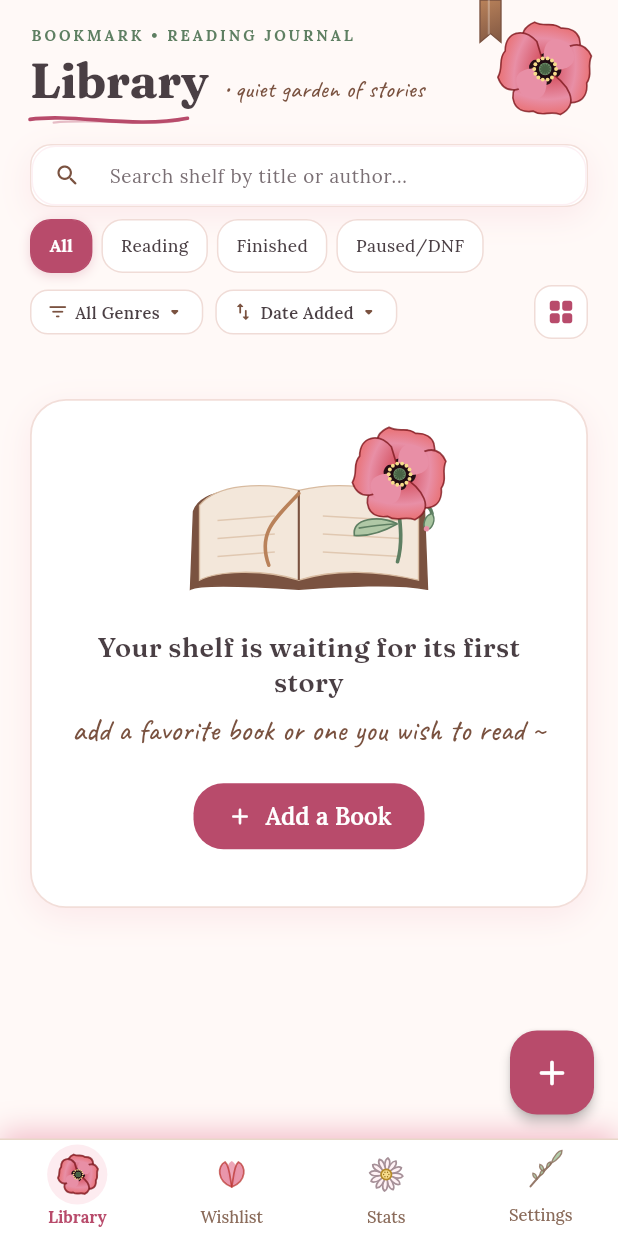
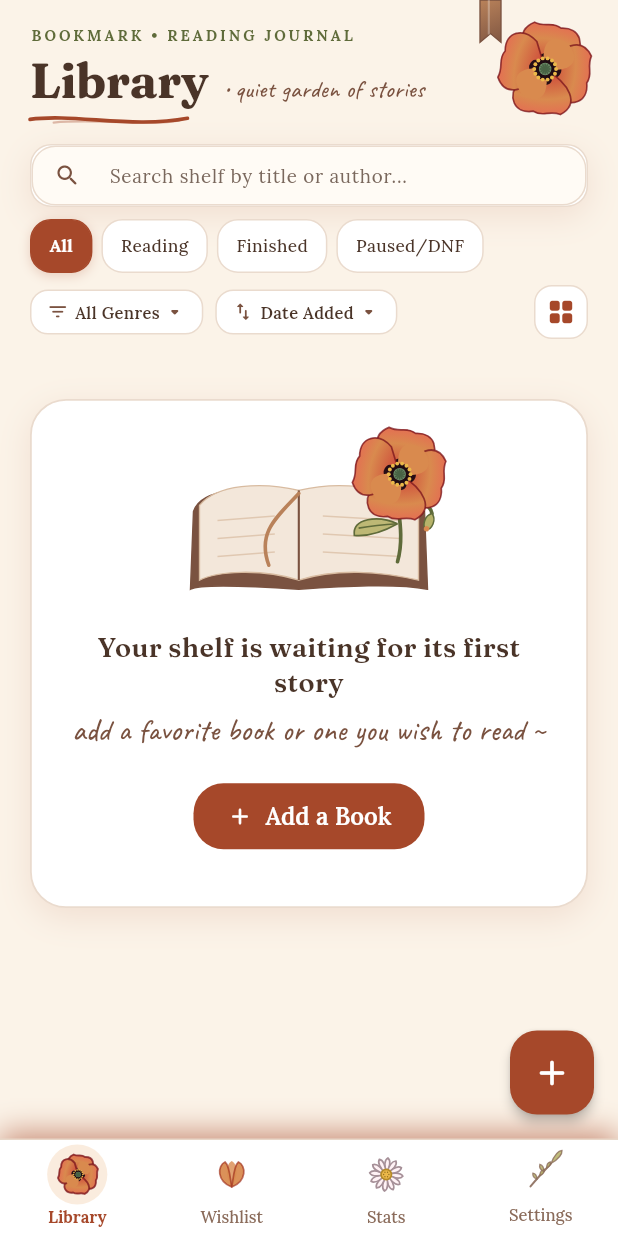
Before and after one commit to shivamboda/bookmark, a Flutter app: the screen it shows after launch, on a phone screen of 412 x 824 dp. Run offline on Flutter 3.47's test engine with Material 3 defaults, Android fonts, the phone set to English and light mode, and no system bars; our stand-ins replace fl_chart, flutter_riverpod, google_fonts, hive_ce_flutter, image_picker, web; missing offline and left inert: dart:js_interop; accounts and stored records are empty.

Commit message:
feat(theme): swap Poppy Blush palette for Autumn theme across app and web metadata

```diff
--- a/lib/core/theme/app_theme.dart
+++ b/lib/core/theme/app_theme.dart
@@ -206,7 +206,7 @@ class AppTheme {
         shape: RoundedRectangleBorder(
           borderRadius: BorderRadius.circular(20),
           side: BorderSide(
-            color: isDark ? const Color(0x22FFFFFF) : const Color(0x33F8C8D4),
+            color: isDark ? const Color(0x22FFFFFF) : FloralPalette.cardBorder,
             width: 1.0,
           ),
         ),
@@ -241,13 +241,13 @@ class AppTheme {
         border: OutlineInputBorder(
           borderRadius: BorderRadius.circular(16),
           borderSide: BorderSide(
-            color: isDark ? const Color(0x33FFFFFF) : const Color(0x44F8C8D4),
+            color: isDark ? const Color(0x33FFFFFF) : FloralPalette.cardBorder,
           ),
         ),
         enabledBorder: OutlineInputBorder(
           borderRadius: BorderRadius.circular(16),
           borderSide: BorderSide(
-            color: isDark ? const Color(0x33FFFFFF) : const Color(0x44F8C8D4),
+            color: isDark ? const Color(0x33FFFFFF) : FloralPalette.cardBorder,
           ),
         ),
         focusedBorder: OutlineInputBorder(
--- a/lib/core/theme/palette.dart
+++ b/lib/core/theme/palette.dart
@@ -2,41 +2,48 @@ import 'package:flutter/material.dart';
 
 /// Central color palette definitions for "Bookmark".
 ///
-/// Designed with a soft, romantic botanical journal aesthetic:
-/// creamy paper textures, delicate line-art doodles, gentle pops of poppy red,
-/// and warm brown accents (~10-15% supporting warmth).
+/// Autumn Botanical Journal Theme:
+/// warm parchment papers (#FBF3E8), soft cream cards (#FFFBF5),
+/// rich apricot & pumpkin accents (#F2C9A0, #D98A4E), rust buttons (#A6482A),
+/// poppy ember signature (#C8402A), olive sage leaves (#B7B36A),
+/// moss stems (#5F6B3A), dusty mauve wishlist (#E3C6D0),
+/// golden amber highlights (#EBB84A), and deep espresso body text (#4A3428).
 class FloralPalette {
   FloralPalette._();
 
-  // Signature Core Colors (Blush Pink remains the lead)
-  static const Color blushPink = Color(0xFFF8C8D4);
-  static const Color rosePetal = Color(0xFFE88FA6);
-  static const Color deepRose = Color(0xFFB84B6B); // High-contrast rose for buttons & text (passes 4.5:1 WCAG)
-  static const Color poppyRed = Color(0xFFE2483D);
-  static const Color poppyRedDark = Color(0xFFB3261E);
-  static const Color petalWhite = Color(0xFFFFF9F7); // Warm cream paper background
-  static const Color softIvory = Color(0xFFFFFFFF); // Card surfaces
-  static const Color sageGreen = Color(0xFFA9C5A0);
-  static const Color sageGreenDark = Color(0xFF3E5A41);
-  static const Color deepForestGreen = Color(0xFF5E7F62);
-  static const Color lavenderMist = Color(0xFFD9CCF0);
-  static const Color lavenderDark = Color(0xFF5A447E);
-  static const Color buttercupYellow = Color(0xFFF7DC8B);
-  static const Color buttercupDark = Color(0xFF7A5C14);
-  static const Color buttercupGold = Color(0xFFC68A00); // Deeper buttercup gold for stars (contrasts cleanly on white)
-  static const Color unratedText = Color(0xFF756A70); // High readability unrated caption
-  static const Color warmCharcoal = Color(0xFF4A3F44); // Body text (retained as default)
-  static const Color mutedCharcoal = Color(0xFF7A6F74); // Subtitle / secondary text
+  // Signature Core Colors (Autumn Theme)
+  static const Color blushPink = Color(0xFFF2C9A0); // Primary soft accent: Apricot (#F2C9A0)
+  static const Color rosePetal = Color(0xFFD98A4E); // Decorative accent: Pumpkin (#D98A4E)
+  static const Color deepRose = Color(0xFFA6482A); // Button color with white text: Rust (#A6482A)
+  static const Color poppyRed = Color(0xFFC8402A); // Signature accent: Poppy Ember (#C8402A)
+  static const Color poppyRedDark = Color(0xFF9E2C1A); // Deep Ember shadow
+  static const Color petalWhite = Color(0xFFFBF3E8); // Main background: Warm Parchment (#FBF3E8)
+  static const Color softIvory = Color(0xFFFFFBF5); // Cards: Soft Cream (#FFFBF5)
+  static const Color sageGreen = Color(0xFFB7B36A); // Leaves and "Reading" status: Olive Sage (#B7B36A)
+  static const Color sageGreenDark = Color(0xFF5F6B3A); // Stems and green text: Moss (#5F6B3A)
+  static const Color deepForestGreen = Color(0xFF5F6B3A); // Stems and green text: Moss (#5F6B3A)
+  static const Color lavenderMist = Color(0xFFE3C6D0); // "Want to Read" status: Dusty Mauve (#E3C6D0)
+  static const Color lavenderDark = Color(0xFF6B4E5A); // Mauve text/accent
+  static const Color buttercupYellow = Color(0xFFEBB84A); // Highlights and poppy centers: Golden Amber (#EBB84A)
+  static const Color buttercupDark = Color(0xFFB58014);
+  static const Color buttercupGold = Color(0xFFEBB84A); // Highlights and poppy centers: Golden Amber (#EBB84A)
+  static const Color unratedText = Color(0xFF8A6B5A); // Soft brown unrated caption
+  static const Color warmCharcoal = Color(0xFF4A3428); // Body text: Espresso (#4A3428)
+  static const Color mutedCharcoal = Color(0xFF7A685D); // Subtitle / secondary text: Warm Espresso tint
 
-  // Warm Brown Accent Palette (~10-15% supporting visual accent; blush pink remains lead)
-  static const Color espresso = Color(0xFF4A3428); // Rare strong text
-  static const Color cocoa = Color(0xFF7A5240); // Accent text and outlines (6.8:1 on white, safe for text)
-  static const Color caramel = Color(0xFFB9825A); // DECORATIVE ONLY, never text (~3.3:1 on white)
-  static const Color latte = Color(0xFFD8BBA0); // Soft fills, spines, dividers
-  static const Color kraftPaper = Color(0xFFF3E7DA); // Subtle panel background
+  // Warm Brown Accent Palette (Preserved)
+  static const Color espresso = Color(0xFF4A3428); // Espresso #4A3428
+  static const Color cocoa = Color(0xFF7A5240); // Cocoa #7A5240
+  static const Color caramel = Color(0xFFB9825A); // Caramel #B9825A
+  static const Color latte = Color(0xFFD8BBA0); // Latte #D8BBA0
+  static const Color kraftPaper = Color(0xFFF3E7DA); // Kraft #F3E7DA
 
-  // Soft pink-tinted shadow (never harsh gray)
-  static const Color softShadowTint = Color(0x28E88FA6);
+  // Autumn card hairline borders & panel backgrounds
+  static const Color cardBorder = Color(0xFFEADBCE);
+  static const Color bannerBackground = Color(0xFFF7ECE0);
+
+  // Soft warm autumn shadow
+  static const Color softShadowTint = Color(0x1EA6482A);
   static const BoxShadow cardShadow = BoxShadow(
     color: softShadowTint,
     blurRadius: 18,
--- a/lib/features/library/screens/library_screen.dart
+++ b/lib/features/library/screens/library_screen.dart
@@ -196,14 +196,14 @@ class _LibraryScreenState extends ConsumerState<LibraryScreen> {
       margin: const EdgeInsets.fromLTRB(18, 0, 18, 10),
       padding: const EdgeInsets.symmetric(horizontal: 14, vertical: 10),
       decoration: BoxDecoration(
-        color: const Color(0xFFFFF7F2),
+        color: FloralPalette.bannerBackground,
         borderRadius: BorderRadius.circular(16),
-        border: Border.all(color: const Color(0xFFF2DED9)),
+        border: Border.all(color: FloralPalette.cardBorder),
         boxShadow: const [FloralPalette.cardShadow],
       ),
       child: Row(
         children: [
-          const Icon(Icons.shield_outlined, color: Color(0xFFD48B28), size: 22),
+          const Icon(Icons.shield_outlined, color: FloralPalette.buttercupGold, size: 22),
           const SizedBox(width: 10),
           Expanded(
             child: Column(
@@ -608,9 +608,9 @@ class _LibraryScreenState extends ConsumerState<LibraryScreen> {
                 Container(
                   padding: const EdgeInsets.all(14),
                   decoration: BoxDecoration(
-                    color: const Color(0xFFFAF6F3),
+                    color: FloralPalette.softIvory,
                     borderRadius: BorderRadius.circular(14),
-                    border: Border.all(color: const Color(0xFFF2DED9)),
+                    border: Border.all(color: FloralPalette.cardBorder),
                   ),
                   child: Column(
                     crossAxisAlignment: CrossAxisAlignment.start,
@@ -1227,7 +1227,7 @@ class _LibraryScreenState extends ConsumerState<LibraryScreen> {
                       decoration: BoxDecoration(
                         color: Colors.white,
                         borderRadius: BorderRadius.circular(20),
-                        border: Border.all(color: const Color(0xFFF2DED9)),
+                        border: Border.all(color: FloralPalette.cardBorder),
                         boxShadow: const [FloralPalette.cardShadow],
                       ),
                       child: Column(
@@ -1335,7 +1335,7 @@ class _LibraryScreenState extends ConsumerState<LibraryScreen> {
                       decoration: BoxDecoration(
                         color: Colors.white,
                         borderRadius: BorderRadius.circular(20),
-                        border: Border.all(color: const Color(0xFFF2DED9)),
+                        border: Border.all(color: FloralPalette.cardBorder),
                         boxShadow: const [FloralPalette.cardShadow],
                       ),
                       child: Column(
@@ -1345,7 +1345,7 @@ class _LibraryScreenState extends ConsumerState<LibraryScreen> {
                             children: [
                               Icon(
                                 _isStoragePersisted ? Icons.verified_user_rounded : Icons.shield_outlined,
-                                color: _isStoragePersisted ? FloralPalette.sageGreenDark : const Color(0xFFD48B28),
+                                color: _isStoragePersisted ? FloralPalette.sageGreenDark : FloralPalette.buttercupGold,
                                 size: 22,
                               ),
                               const SizedBox(width: 8),
@@ -1353,7 +1353,7 @@ class _LibraryScreenState extends ConsumerState<LibraryScreen> {
                                 child: Text(
                                   _isStoragePersisted ? 'Storage: Protected' : 'Standard Device Storage',
                                   style: JournalTypography.headingSmall(
-                                    color: _isStoragePersisted ? FloralPalette.sageGreenDark : const Color(0xFFD48B28),
+                                    color: _isStoragePersisted ? FloralPalette.sageGreenDark : FloralPalette.buttercupGold,
                                   ),
                                 ),
                               ),
@@ -1392,7 +1392,7 @@ class _LibraryScreenState extends ConsumerState<LibraryScreen> {
                       decoration: BoxDecoration(
                         color: Colors.white,
                         borderRadius: BorderRadius.circular(20),
-                        border: Border.all(color: const Color(0xFFF2DED9)),
+                        border: Border.all(color: FloralPalette.cardBorder),
                         boxShadow: const [FloralPalette.cardShadow],
                       ),
                       child: Column(
@@ -1636,7 +1636,7 @@ class _LibraryScreenState extends ConsumerState<LibraryScreen> {
             decoration: BoxDecoration(
               color: Colors.white,
               borderRadius: BorderRadius.circular(14),
-              border: Border.all(color: const Color(0xFFF2DED9), width: 1.0),
+              border: Border.all(color: FloralPalette.cardBorder, width: 1.0),
               boxShadow: const [FloralPalette.cardShadow],
             ),
             child: TextField(
@@ -1688,7 +1688,7 @@ class _LibraryScreenState extends ConsumerState<LibraryScreen> {
                           color: isSelected ? FloralPalette.deepRose : Colors.white,
                           borderRadius: BorderRadius.circular(14),
                           border: Border.all(
-                            color: isSelected ? FloralPalette.deepRose : const Color(0xFFF0DCD7),
+                            color: isSelected ? FloralPalette.deepRose : FloralPalette.cardBorder,
                             width: 1.0,
                           ),
                           boxShadow: isSelected
@@ -1784,7 +1784,7 @@ class _LibraryScreenState extends ConsumerState<LibraryScreen> {
                         : Colors.white,
                     borderRadius: BorderRadius.circular(12),
                     border: Border.all(
-                      color: _selectedGenre != null ? FloralPalette.deepRose : const Color(0xFFF0DCD7),
+                      color: _selectedGenre != null ? FloralPalette.deepRose : FloralPalette.cardBorder,
                       width: 1.0,
                     ),
                   ),
@@ -1855,7 +1855,7 @@ class _LibraryScreenState extends ConsumerState<LibraryScreen> {
                   decoration: BoxDecoration(
                     color: Colors.white,
                     borderRadius: BorderRadius.circular(12),
-                    border: Border.all(color: const Color(0xFFF0DCD7), width: 1.0),
+                    border: Border.all(color: FloralPalette.cardBorder, width: 1.0),
                   ),
                   child: Row(
                     mainAxisSize: MainAxisSize.min,
@@ -1891,7 +1891,7 @@ class _LibraryScreenState extends ConsumerState<LibraryScreen> {
                     decoration: BoxDecoration(
                       color: Colors.white,
                       borderRadius: BorderRadius.circular(12),
-                      border: Border.all(color: const Color(0xFFF0DCD7), width: 1.0),
+                      border: Border.all(color: FloralPalette.cardBorder, width: 1.0),
                     ),
                     child: Icon(
                       _isGridView ? Icons.view_agenda_rounded : Icons.grid_view_rounded,
--- a/lib/features/library/widgets/book_grid_item.dart
+++ b/lib/features/library/widgets/book_grid_item.dart
@@ -46,7 +46,7 @@ class BookGridItem extends StatelessWidget {
       decoration: BoxDecoration(
         color: Colors.white,
         borderRadius: BorderRadius.circular(18),
-        border: Border.all(color: const Color(0xFFF2DED9), width: 1.0),
+        border: Border.all(color: FloralPalette.cardBorder, width: 1.0),
         boxShadow: const [FloralPalette.cardShadow],
       ),
       child: Material(
--- a/lib/features/library/widgets/book_list_card.dart
+++ b/lib/features/library/widgets/book_list_card.dart
@@ -51,7 +51,7 @@ class BookListCard extends StatelessWidget {
       decoration: BoxDecoration(
         color: Colors.white,
         borderRadius: BorderRadius.circular(20),
-        border: Border.all(color: const Color(0xFFF2DED9), width: 1.0),
+        border: Border.all(color: FloralPalette.cardBorder, width: 1.0),
         boxShadow: const [FloralPalette.cardShadow],
       ),
       child: Material(
--- a/lib/features/library/widgets/floral_bottom_nav.dart
+++ b/lib/features/library/widgets/floral_bottom_nav.dart
@@ -78,7 +78,7 @@ class FloralBottomNav extends StatelessWidget {
                 label: 'Settings',
                 icon: LeafSprigDoodle(
                   size: 24,
-                  color: currentIndex == 3 ? FloralPalette.deepRose : const Color(0xFF8A6B5A),
+                  color: currentIndex == 3 ? FloralPalette.deepRose : FloralPalette.unratedText,
                 ),
               ),
             ],
@@ -94,7 +94,7 @@ class FloralBottomNav extends StatelessWidget {
     required Widget icon,
   }) {
     final isSelected = currentIndex == index;
-    const inactiveColor = Color(0xFF8A6B5A); // Soft brown (4.8:1 contrast on white)
+    const inactiveColor = FloralPalette.unratedText; // Soft brown (4.8:1 contrast on white)
 
     return Expanded(
       child: InkWell(
--- a/lib/features/library/widgets/library_empty_state.dart
+++ b/lib/features/library/widgets/library_empty_state.dart
@@ -30,7 +30,7 @@ class LibraryEmptyState extends StatelessWidget {
       decoration: BoxDecoration(
         color: Colors.white,
         borderRadius: BorderRadius.circular(24),
-        border: Border.all(color: const Color(0xFFF2DED9), width: 1.2),
+        border: Border.all(color: FloralPalette.cardBorder, width: 1.2),
         boxShadow: const [FloralPalette.cardShadow],
       ),
       child: Column(
```
Also changed, not shown: lib/features/library/screens/book_detail_screen.dart (+12 -12 lines), lib/features/library/screens/book_search_screen.dart (+5 -5 lines), lib/features/library/widgets/stats_dashboard_view.dart (+25 -25 lines), docs/manifest.json, 3 other files.
